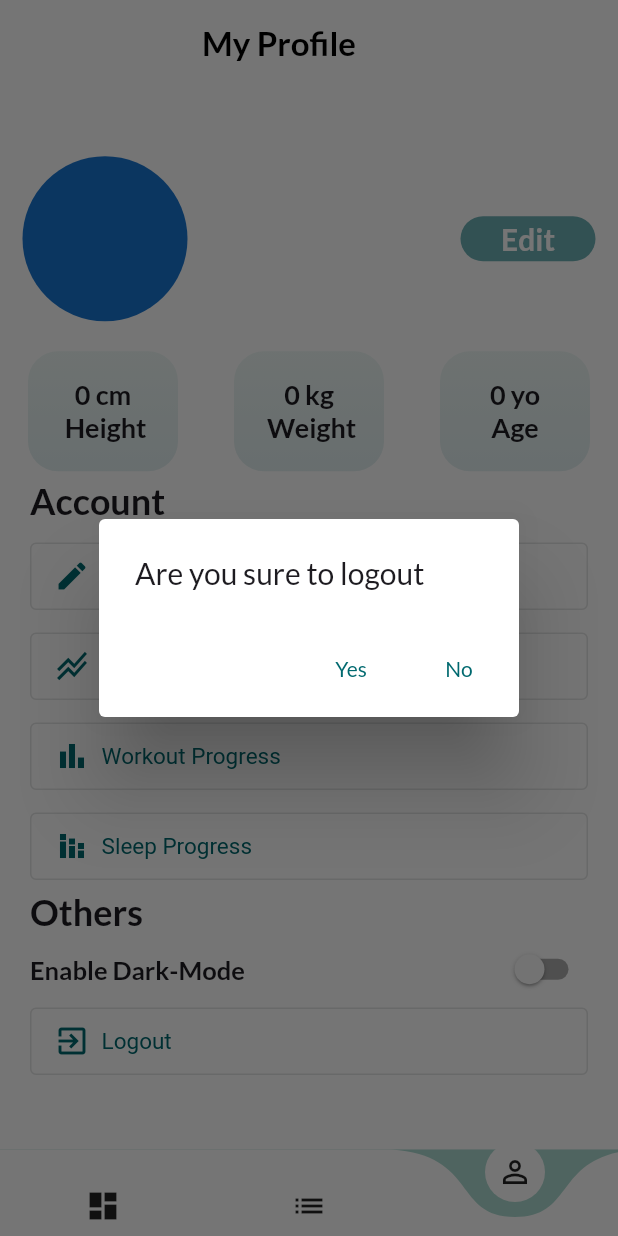
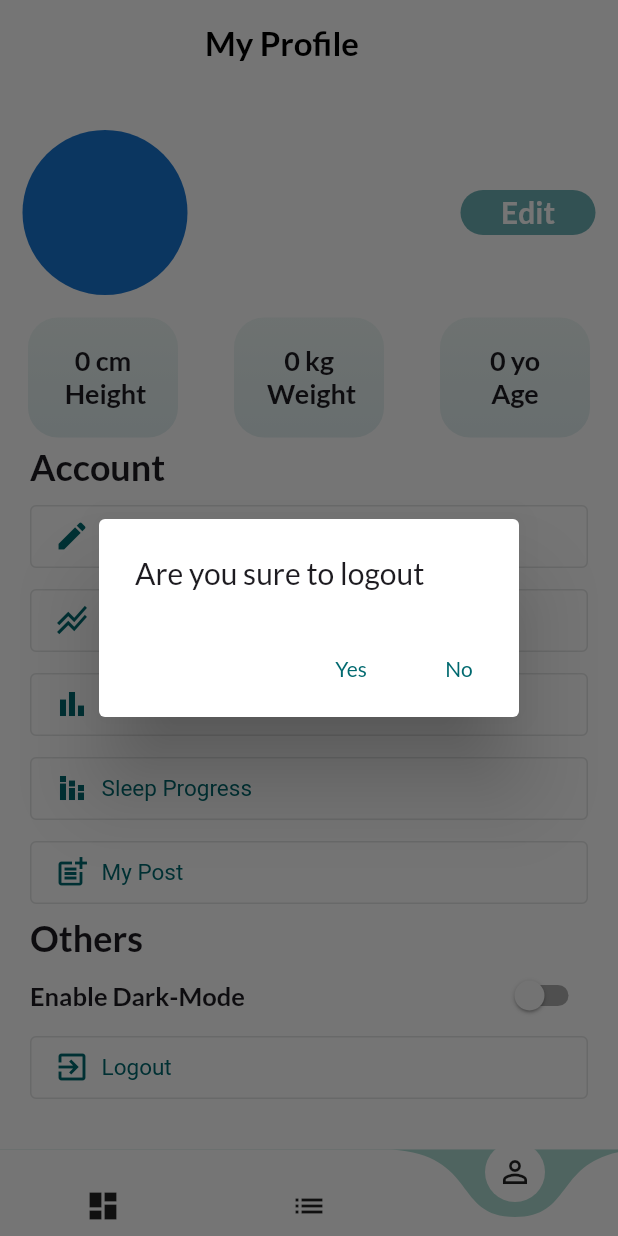
Before and after one commit to Nayem-Ali/FitSens, a Flutter app: the screen it shows once a user with an empty profile is signed in, item 3 of the bottom bar chosen, after a tap on "Logout", on a phone screen of 412 x 824 dp. Run offline on Flutter 3.47's test engine with Material 3 defaults, Android fonts, the phone set to English and light mode, and no system bars; drawn by our look-alikes of curved_navigation_bar; our stand-ins replace cloud_firestore, date_picker_timeline, firebase_auth, firebase_core, firebase_storage, fl_chart and 12 more; missing offline and left inert: alarm, heart_bpm; accounts and stored records are empty.

Commit message:
commit by hira

```diff
--- a/lib/screens/homepage/profile_screen.dart
+++ b/lib/screens/homepage/profile_screen.dart
@@ -1,6 +1,7 @@
 import 'dart:io';
 
 import 'package:cloud_firestore/cloud_firestore.dart';
+import 'package:finessapp/page/feed/my_post.dart';
 import 'package:finessapp/screens/homepage/activity_history.dart';
 import 'package:finessapp/screens/homepage/home_screen.dart';
 import 'package:finessapp/screens/homepage/sleep_history.dart';
@@ -16,7 +17,6 @@ import 'package:image_picker/image_picker.dart';
 import 'package:firebase_storage/firebase_storage.dart' as firebase_storage;
 import 'package:path/path.dart' as p;
 import '../../utility/color.dart';
-import '../../utility/utils.dart';
 import '../auth/login_screen.dart';
 import '../../services/db_service.dart';
 
@@ -202,7 +202,7 @@ class _ProfileScreenState extends State<ProfileScreen> {
                       ],
                     ),
                   ),
-                  const SizedBox(height: 20),
+                  const SizedBox(height: 15),
                   Row(
                     mainAxisAlignment: MainAxisAlignment.spaceAround,
                     children: [
@@ -272,53 +272,65 @@ class _ProfileScreenState extends State<ProfileScreen> {
                           style: TextStyle(
                               fontSize: 24, fontWeight: FontWeight.bold),
                         ),
-                        const SizedBox(height: 12,),
+                        const SizedBox(height: 8,),
                         OutlinedButton.icon(
                           onPressed: () {
                             Get.to(EditProfile(userDetails: userDetails));
                           },
                           style: OutlinedButton.styleFrom(
-                              minimumSize: Size(Get.height * 0.18,45),
+                              minimumSize: Size(Get.height * 0.18,42),
                               alignment: Alignment.centerLeft,
                               textStyle: const TextStyle(fontSize: 15)),
                           label: const Text("Edit Personal Data"),
                           icon: const Icon(Icons.edit),
                         ),
-                        const SizedBox(height: 12,),
+                        const SizedBox(height: 8,),
                         OutlinedButton.icon(
                           onPressed: () {
                             Get.to(()=>const ActivityHistory());
                           },
                           style: OutlinedButton.styleFrom(
-                              minimumSize: Size(Get.height * 0.18,45),
+                              minimumSize: Size(Get.height * 0.18,42),
                               alignment: Alignment.centerLeft,
                               textStyle: const TextStyle(fontSize: 15)),
                           label: const Text("Activity History"),
                           icon: const Icon(Icons.stacked_line_chart),
                         ),
-                        const SizedBox(height: 12,),
+                        const SizedBox(height: 8,),
                         OutlinedButton.icon(
                           onPressed: () {
                             Get.to(()=>const WorkoutHistory());
                           },
                           style: OutlinedButton.styleFrom(
-                              minimumSize: Size(Get.height * 0.18,45),
+                              minimumSize: Size(Get.height * 0.18,42),
                               alignment: Alignment.centerLeft,
                               textStyle: const TextStyle(fontSize: 15)),
                           label: const Text("Workout Progress"),
                           icon: const Icon(Icons.bar_chart),
                         ),
-                        const SizedBox(height: 12,),
+                        const SizedBox(height: 8,),
                         OutlinedButton.icon(
                           onPressed: () {
                             Get.to(()=>const SleepHistory());
                           },
                           style: OutlinedButton.styleFrom(
-                              minimumSize: Size(Get.height * 0.18,45),
+                              minimumSize: Size(Get.height * 0.18,42),
                               alignment: Alignment.centerLeft,
                               textStyle: const TextStyle(fontSize: 15)),
                           label: const Text("Sleep Progress"),
                           icon: const Icon(Icons.stacked_bar_chart),
+                        ),
+                        const SizedBox(height: 8,),
+                        OutlinedButton.icon(
+                          onPressed: () {
+                            Get.to(()=>const MyPost());
+                          },
+                          style: OutlinedButton.styleFrom(
+                              minimumSize: Size(Get.height * 0.18,42),
+                              alignment: Alignment.centerLeft,
+                              textStyle: const TextStyle(fontSize: 15)),
+                          label: const Text("My Post"),
+                          icon: const Icon(Icons.post_add),
                         ),
 
                       ],
@@ -394,7 +406,7 @@ class _ProfileScreenState extends State<ProfileScreen> {
                             );
                           },
                           style: OutlinedButton.styleFrom(
-                              minimumSize: Size(Get.height * 0.18,45),
+                              minimumSize: Size(Get.height * 0.18,42),
                               alignment: Alignment.centerLeft,
                               textStyle: const TextStyle(fontSize: 15)),
                           label: const Text("Logout"),
@@ -430,7 +442,7 @@ class _ProfileScreenState extends State<ProfileScreen> {
           ),
         ),
       actions: const [
-        SizedBox(width: 40,)
+        SizedBox(width: 36,)
       ],
 
     );
```
Also changed, not shown: lib/page/feed/feed_page.dart (+7 -6 lines), lib/page/feed/widgets/comment_button.dart (deleted, +0 -18 lines), lib/page/feed/widgets/like_button.dart (deleted, +0 -20 lines), lib/page/feed/widgets/wall_post.dart (+97 -49 lines).
